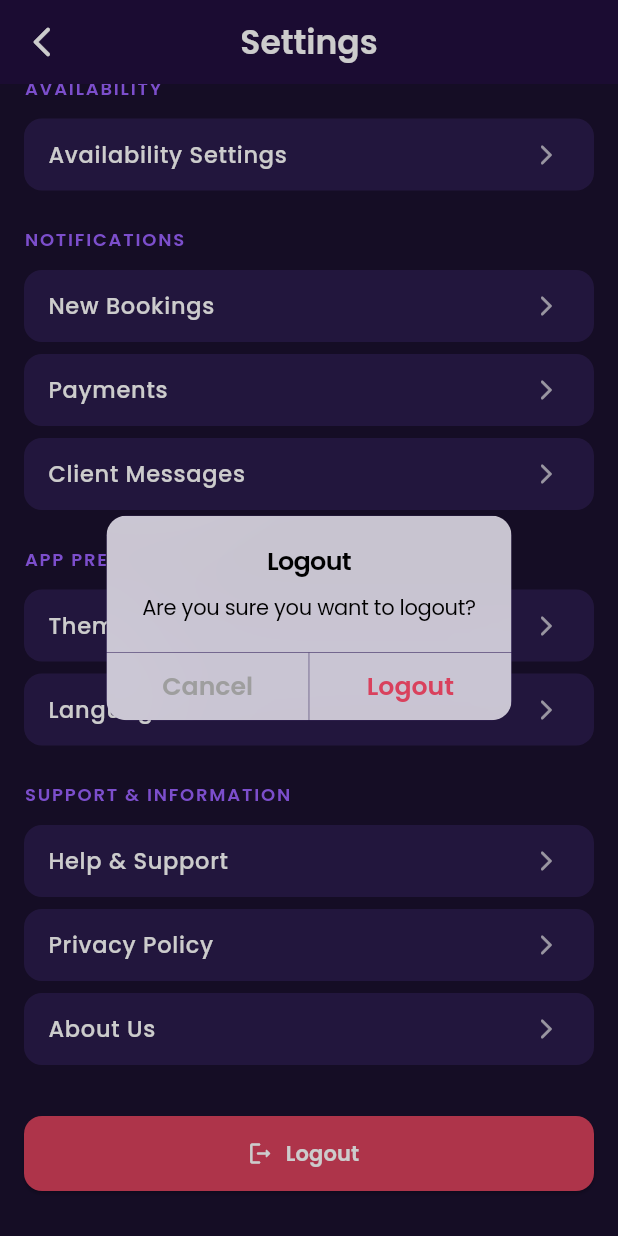
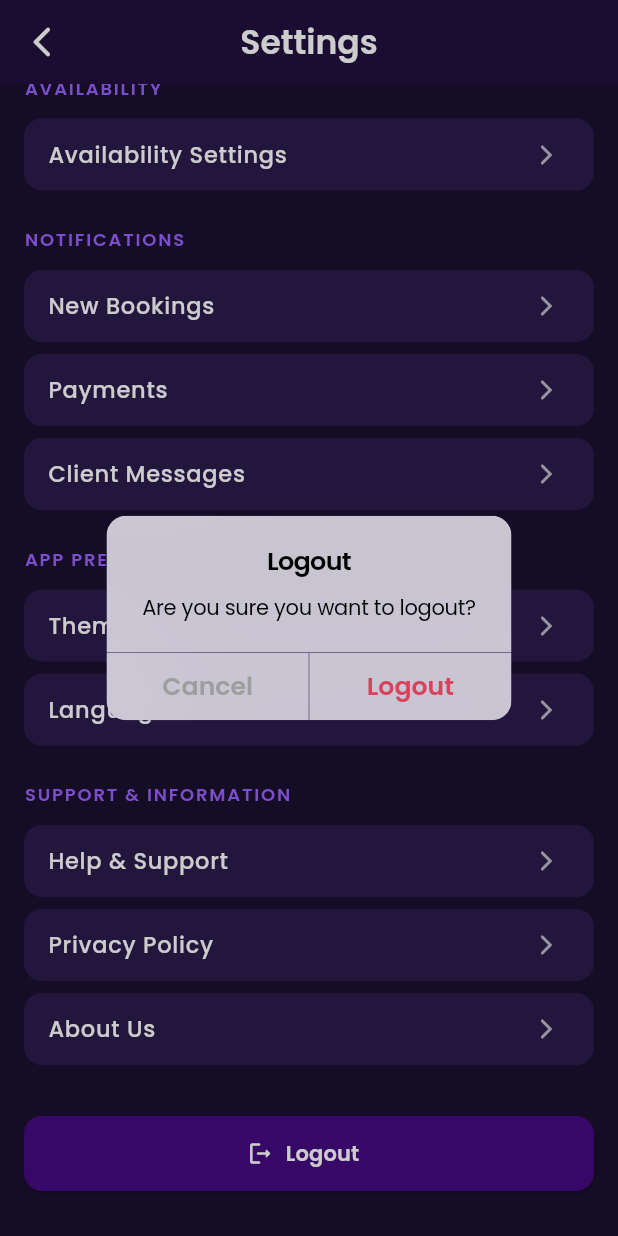
Before and after one commit to harishgangurde/Event-Management-Vendor-Coordination-Platform, a Flutter app: the VendorSetting screen opened directly, scrolled down 340 dp, after a tap on "Logout", on a phone screen of 412 x 824 dp. Run offline on Flutter 3.47's test engine with Material 3 defaults, Android fonts, the phone set to English and light mode, and no system bars; our stand-ins replace cloud_firestore, dotted_border, firebase_auth, firebase_core, fl_chart, flutter_markdown and 4 more; accounts and stored records are empty.

Commit message:
14/10/20205

```diff
--- a/lib/views/planner/chat_screen.dart
+++ b/lib/views/planner/chat_screen.dart
@@ -10,9 +10,7 @@
 class ChatScreen extends StatelessWidget {
   const ChatScreen({super.key});
 
-  // IMPORTANT: Updated to use local asset paths
-  // Make sure you place images named 'vendor_avatar.png' and 'planner_avatar.png'
-  // inside your 'assets/images/' directory.
+
   static const String vendorAvatar = 'assets/images/atharva.jpg';
   static const String plannerAvatar = 'assets/images/varad.jpg';
 
--- a/lib/views/planner/dashboard_planner.dart
+++ b/lib/views/planner/dashboard_planner.dart
@@ -15,10 +15,6 @@
     MaterialPageRoute(builder: (context) => const NotificationScreen()),
   );
 }
-
-// ===================================================
-// 1. EXTRACTED HOME SCREEN CONTENT: DashboardBody
-// ===================================================
 
 class DashboardBody extends StatelessWidget {
   const DashboardBody({super.key});
--- a/lib/views/vendor/vendor_setting.dart
+++ b/lib/views/vendor/vendor_setting.dart
@@ -2,7 +2,8 @@
 import 'package:flutter/material.dart';
 import 'package:google_fonts/google_fonts.dart';
 import 'package:firebase_auth/firebase_auth.dart';
-import 'package:eventtoria/views/auth/login_screen.dart'; // ⚠️ Update this path if different
+import 'package:shared_preferences/shared_preferences.dart';
+import '../auth/login_screen.dart'; // ⚠️ Update this path if different
 
 class VendorSetting extends StatefulWidget {
   const VendorSetting({super.key});
@@ -130,7 +131,12 @@
       setState(() => _isLoggingOut = true);
       await _controller.forward(); // play animation
 
+      // Sign out from Firebase
       await FirebaseAuth.instance.signOut();
+
+      // Clear SharedPreferences to prevent auto-login
+      final prefs = await SharedPreferences.getInstance();
+      await prefs.clear();
 
       // Navigate to Login screen after animation completes
       if (mounted) {
@@ -229,7 +235,7 @@
                     ),
                   ),
                   style: ElevatedButton.styleFrom(
-                    backgroundColor: const Color(0xFFD9415D),
+                    backgroundColor: const Color.fromARGB(255, 70, 10, 131),
                     minimumSize: const Size.fromHeight(50),
                     shape: RoundedRectangleBorder(
                       borderRadius: BorderRadius.circular(12),
```
Also changed, not shown: lib/views/admin/setting_admin.dart (+8 -0 lines), lib/views/auth/login_screen.dart (+43 -9 lines), lib/views/planner/setting_screen.dart (+48 -15 lines), lib/views/planner/booking_planner.dart (deleted).
